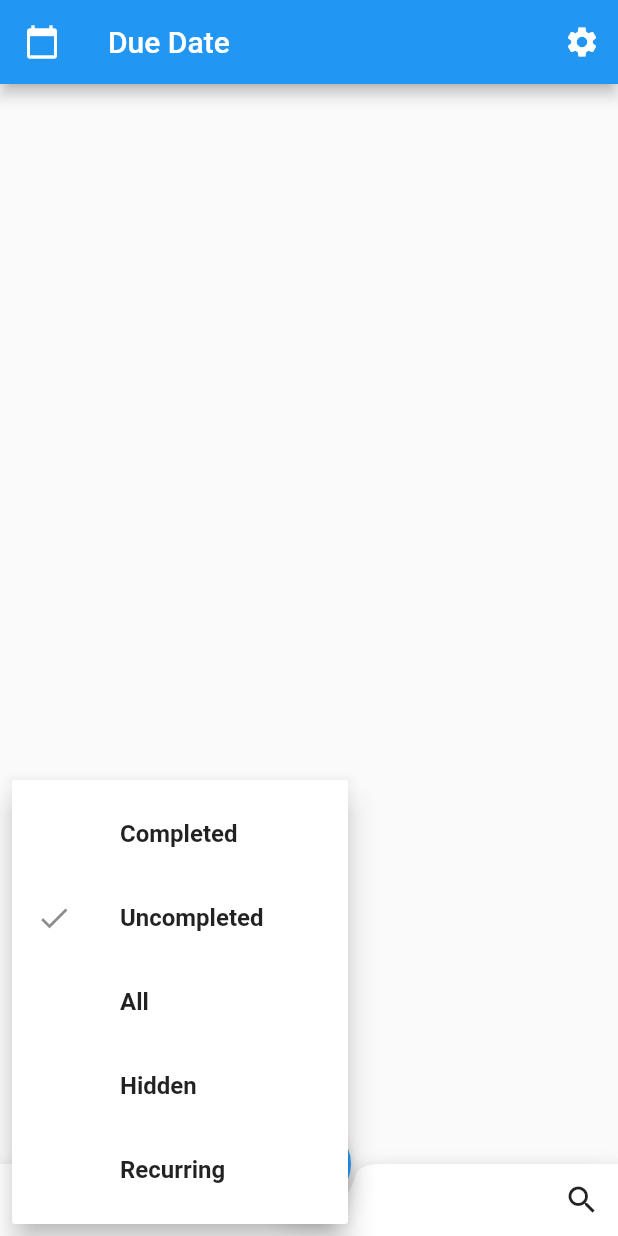
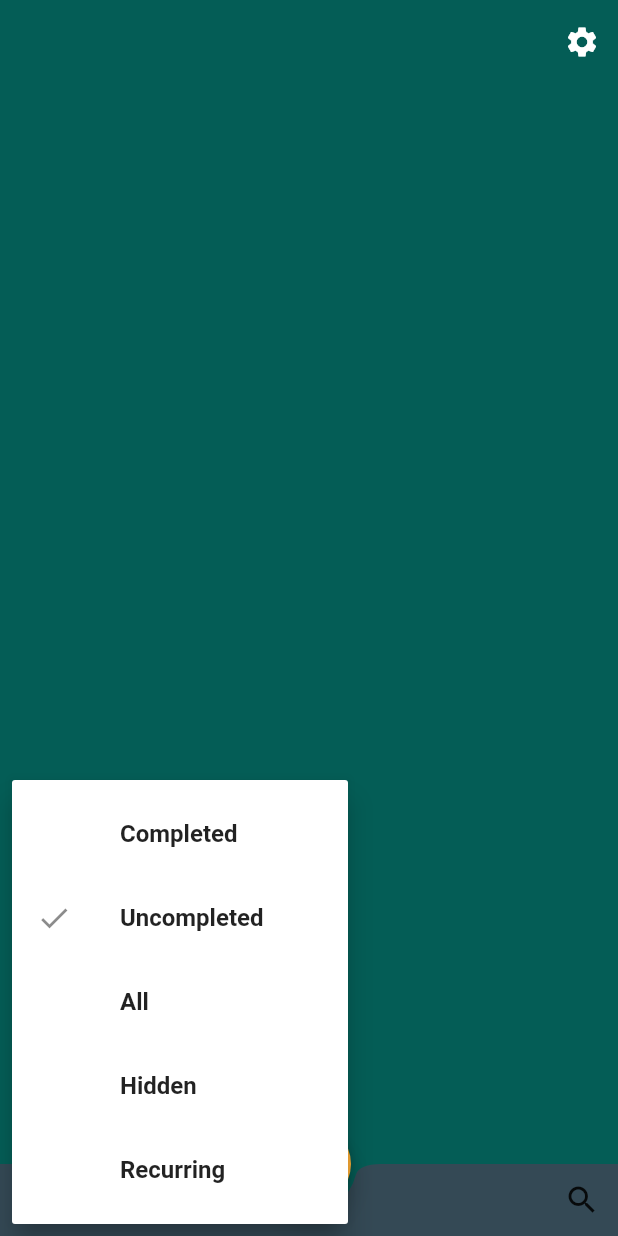
Before and after one commit to dpn982/duedate, a Flutter app: the screen it shows after launch, after a tap on the "filter list" icon, on a phone screen of 412 x 824 dp. Run offline on Flutter 3.47's test engine with Material 2 defaults, Android fonts, the phone set to English and light mode, and no system bars; our stand-ins replace flutter_slidable, rxdart, sembast.

Commit message:
Change some theming, refactor, add completed date

```diff
--- a/lib/main.dart
+++ b/lib/main.dart
@@ -18,10 +18,21 @@ class MyApp extends StatelessWidget {
   @override
   Widget build(BuildContext context) {
     return MaterialApp(
-      title: 'Flutter Demo',
-      theme: ThemeData.light(),
-      darkTheme: ThemeData.dark(),
+      theme: ThemeData(
+        primaryColor: Color(0xFF045D56),
+        scaffoldBackgroundColor: Color(0xFF045D56),
+        bottomAppBarTheme: BottomAppBarTheme(
+          shape: const CircularNotchedRectangle(),
+          elevation: 0.0,
+          color: Color(0xFF344955),
+        ),
+        floatingActionButtonTheme: FloatingActionButtonThemeData(
+          backgroundColor: Color(0xFFF9AA33),
+          foregroundColor: Colors.black,
+        ),
+      ),
       home: InheritedData(
+        "",
         dueDateBloc,
         HomeScreen(),
       ),
--- a/lib/models/payment.dart
+++ b/lib/models/payment.dart
@@ -10,8 +10,8 @@ String paymentToJson(Payment data) => json.encode(data.toJson());
 class Payment {
   DateFormat dateFormat = DateFormat('yyyy-MM-dd');
 
-  Payment({
-    this.name,
+  Payment(
+      {this.name,
       this.description,
       this.amount,
       this.dueDate,
@@ -25,8 +25,8 @@ class Payment {
       this.compoundedFrequency,
       this.notes,
       this.hidden,
-    this.completed
-  });
+      this.completed,
+      this.completedDate});
 
   int id;
   String name;
@@ -45,6 +45,7 @@ class Payment {
   String notes;
   bool hidden;
   bool completed;
+  DateTime completedDate;
 
   factory Payment.fromJson(Map<String, dynamic> json) => Payment(
         name: json["name"],
@@ -53,15 +54,23 @@ class Payment {
         dueDate: DateTime.parse(json["dueDate"]),
         recurring: json["recurring"],
         frequency: json["frequency"] == null ? null : json["frequency"],
-    frequencyUnits: json["frequencyUnits"] == null ? null : json["frequencyUnits"],
+        frequencyUnits:
+            json["frequencyUnits"] == null ? null : json["frequencyUnits"],
         color: Color(json["color"]),
         icon: IconData(json["icon"], fontFamily: 'MaterialIcons'),
         paymentMethod: json["payment_method"],
-    interestPercentage: json["interestPercentage"] == null ? null : json["interestPercentage"].toDouble(),
-    compoundedFrequency: json["compoundedFrequency"] == null ? null : json["compoundedFrequency"],
+        interestPercentage: json["interestPercentage"] == null
+            ? null
+            : json["interestPercentage"].toDouble(),
+        compoundedFrequency: json["compoundedFrequency"] == null
+            ? null
+            : json["compoundedFrequency"],
         notes: json["notes"] == null ? null : json["notes"],
         hidden: json["hidden"],
         completed: json["completed"],
+        completedDate: json["completedDate"] == null
+            ? null
+            : DateTime.parse(json["completedDate"]),
       );
 
   Map<String, dynamic> toJson() => {
@@ -77,11 +86,15 @@ class Payment {
         "color": color.value,
         "icon": icon.codePoint,
         "payment_method": paymentMethod,
-    "interestPercentage": interestPercentage == null ? null : interestPercentage,
-    "compoundedFrequency": compoundedFrequency == null ? null : compoundedFrequency,
+        "interestPercentage":
+            interestPercentage == null ? null : interestPercentage,
+        "compoundedFrequency":
+            compoundedFrequency == null ? null : compoundedFrequency,
         "notes": notes == null ? null : notes,
         "hidden": hidden,
         "completed": completed,
+        "completedDate":
+            completedDate == null ? null : completedDate.toIso8601String(),
       };
 
   String formatDueDate() {
--- a/lib/screens/home.dart
+++ b/lib/screens/home.dart
@@ -7,6 +7,7 @@ import 'package:duedate/widgets/dd_inheritedwidget.dart';
 import 'package:flutter/material.dart';
 import 'package:duedate/screens/edit.dart';
 import 'package:flutter_slidable/flutter_slidable.dart';
+import 'package:intl/intl.dart';
 
 class HomeScreen extends StatefulWidget {
   @override
@@ -72,8 +73,9 @@ class _HomeScreenState extends State<HomeScreen> {
   Widget build(BuildContext context) {
     return Scaffold(
       appBar: AppBar(
-        leading: Icon(Icons.calendar_today),
-        title: Text('Due Date'),
+        elevation: 0.0,
+        //leading: Icon(Icons.calendar_today),
+        title: Text(InheritedData.of(context).title),
         actions: <Widget>[
           IconButton(
             icon: Icon(Icons.settings),
@@ -89,7 +91,7 @@ class _HomeScreenState extends State<HomeScreen> {
         ],
       ),
       body: StreamBuilder<List<Payment>>(
-        stream: InheritedData.of(context).payments,
+        stream: InheritedData.of(context).dueDateBloc.payments,
         initialData: [],
         builder: (BuildContext context, AsyncSnapshot<List<Payment>> snapshot) {
           if (snapshot.hasData) {
@@ -106,7 +108,6 @@ class _HomeScreenState extends State<HomeScreen> {
         },
       ),
       bottomNavigationBar: BottomAppBar(
-        shape: const CircularNotchedRectangle(),
         child: Row(
           mainAxisSize: MainAxisSize.max,
           mainAxisAlignment: MainAxisAlignment.spaceBetween,
@@ -114,7 +115,7 @@ class _HomeScreenState extends State<HomeScreen> {
             PopupMenuButton<FilterType>(
               onSelected: (value) {
                 _selectedView = value;
-                InheritedData.of(context).filterType.add(value);
+                InheritedData.of(context).dueDateBloc.filterType.add(value);
               },
               icon: Icon(Icons.filter_list),
               itemBuilder: (_) => [
@@ -148,7 +149,7 @@ class _HomeScreenState extends State<HomeScreen> {
           );
 
           if (payment != null) {
-            InheritedData.of(context).crud.add(PaymentEvent(
+            InheritedData.of(context).dueDateBloc.crud.add(PaymentEvent(
                   operation: BlocOperation.Insert,
                   payment: payment,
                 ));
@@ -156,11 +157,14 @@ class _HomeScreenState extends State<HomeScreen> {
         },
         tooltip: 'Do Action',
         child: Icon(Icons.add),
-      ), // This trailing comma makes auto-formatting nicer for build methods.
+      ),
     );
   }
 
   Widget mainListView(BuildContext context, List<Payment> _payments) {
+    Locale _locale = Localizations.localeOf(context);
+    NumberFormat _simpleCurrencyFormat =
+        NumberFormat.simpleCurrency(locale: _locale.toString());
     return ListView.builder(
       itemCount: _payments.length,
       itemBuilder: (context, index) {
@@ -169,18 +173,29 @@ class _HomeScreenState extends State<HomeScreen> {
           actionExtentRatio: 0.25,
           controller: slidableController,
           child: Container(
-            //color: _payments[index].color,
             child: Card(
-              //                           <-- Card widget
-              color: _payments[index].color,
               shape: RoundedRectangleBorder(
                 borderRadius: BorderRadius.circular(5.0),
+                side: BorderSide(
+                  color: _payments[index].color,
+                  width: 3.0,
+                ),
               ),
               child: ListTile(
-                leading: Icon(_payments[index].icon),
+                leading: Icon(
+                  _payments[index].icon,
+                  color: _payments[index].color,
+                ),
                 title: Text(_payments[index].name),
-                subtitle: Text("Due: ${_payments[index].formatDueDate()}"),
-                trailing: Icon(Icons.keyboard_arrow_right),
+                subtitle: Row(
+                  mainAxisAlignment: MainAxisAlignment.spaceBetween,
+                  children: [
+                    Text("Due: ${_payments[index].formatDueDate()}"),
+                    Text(
+                        "Amount: ${_simpleCurrencyFormat.currencySymbol}${_payments[index].amount.toStringAsFixed(2)}"),
+                  ],
+                ),
+                //trailing: Icon(Icons.keyboard_arrow_right),
                 onTap: () async {
                   final payment = await Navigator.push(
                     context,
@@ -191,7 +206,7 @@ class _HomeScreenState extends State<HomeScreen> {
                   );
 
                   if (payment != null) {
-                    InheritedData.of(context).crud.add(PaymentEvent(
+                    InheritedData.of(context).dueDateBloc.crud.add(PaymentEvent(
                           operation: BlocOperation.Update,
                           payment: payment,
                         ));
@@ -210,7 +225,7 @@ class _HomeScreenState extends State<HomeScreen> {
                 _showDeleteConfirmation(context, cancelPressed: () {
                   Navigator.pop(context);
                 }, continuePressed: () {
-                  InheritedData.of(context).crud.add(PaymentEvent(
+                  InheritedData.of(context).dueDateBloc.crud.add(PaymentEvent(
                         operation: BlocOperation.Delete,
                         payment: _payments[index],
                       ));
@@ -220,7 +235,10 @@ class _HomeScreenState extends State<HomeScreen> {
                     text: "Delete ${currentPayment.name}",
                     actionText: "Undo",
                     actionOnPressed: () {
-                      InheritedData.of(context).crud.add(PaymentEvent(
+                      InheritedData.of(context)
+                          .dueDateBloc
+                          .crud
+                          .add(PaymentEvent(
                             operation: BlocOperation.Insert,
                             payment: currentPayment,
                           ));
--- a/lib/widgets/dd_inheritedwidget.dart
+++ b/lib/widgets/dd_inheritedwidget.dart
@@ -3,14 +3,15 @@ import 'package:flutter/material.dart';
 
 class InheritedData extends InheritedWidget {
   final DueDateBloc dueDateBloc;
+  final String title;
 
-  InheritedData(this.dueDateBloc, child) : super(child: child);
+  InheritedData(this.title, this.dueDateBloc, child) : super(child: child);
 
   @override
   bool updateShouldNotify(InheritedData old) =>
-      dueDateBloc != old.dueDateBloc;
+      title != old.title || dueDateBloc != old.dueDateBloc;
 
-  static DueDateBloc of(BuildContext context) {
-    return context.dependOnInheritedWidgetOfExactType<InheritedData>().dueDateBloc;
+  static InheritedData of(BuildContext context) {
+    return context.dependOnInheritedWidgetOfExactType<InheritedData>();
   }
 }
```
Also changed, not shown: lib/screens/edit.dart (+190 -118 lines). Lines whose indentation alone changed are shown as unchanged.
